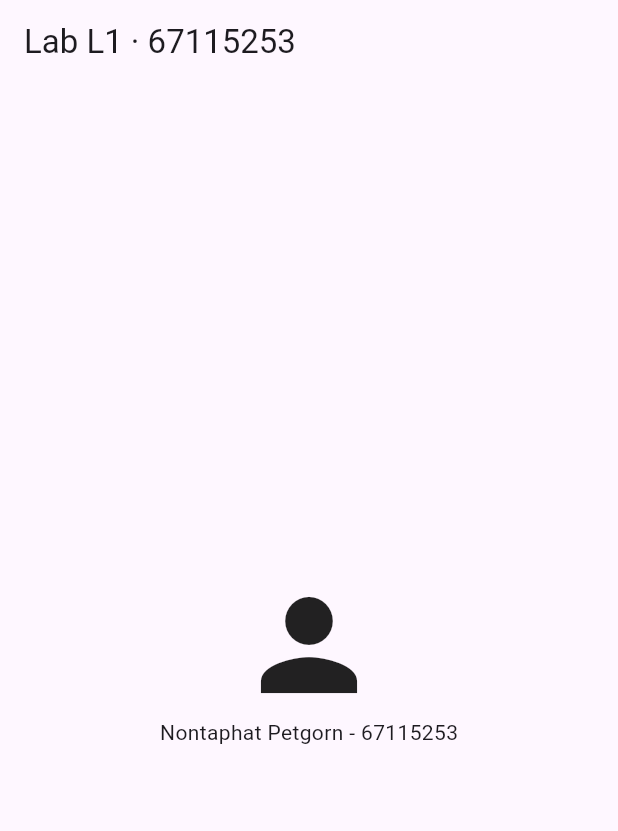
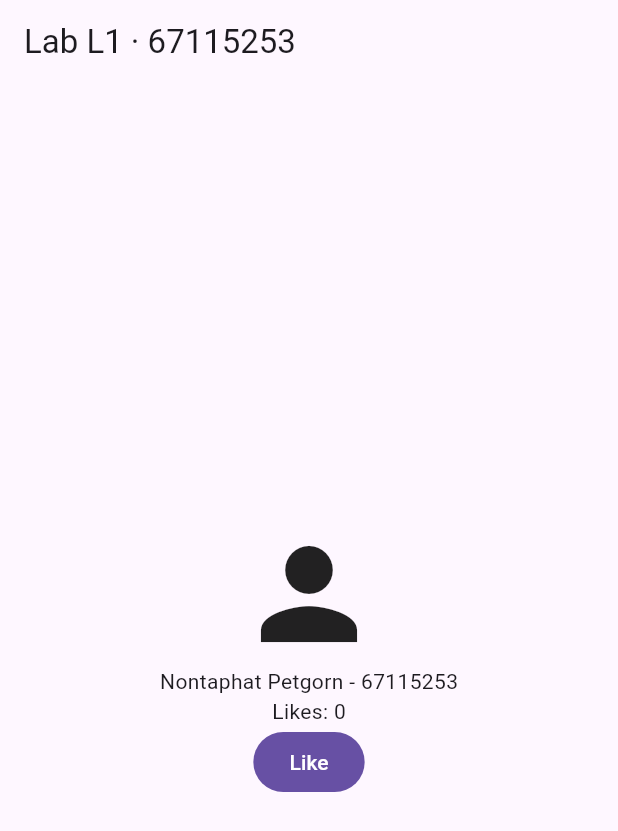
Before and after one commit to peet480312/lab01_profile, a Flutter app: the screen it shows after launch, on a phone screen of 412 x 824 dp. Shown: the top 831 px of the screen. Run offline on Flutter 3.47's test engine with Material 3 defaults, Android fonts, the phone set to English and light mode, and no system bars.

Commit message:
Add like counter with setState

```diff
--- a/lib/main.dart
+++ b/lib/main.dart
@@ -4,19 +4,33 @@ void main() => runApp(
   const MaterialApp(home: HomePage()),
 );
 
-class HomePage extends StatelessWidget {
+class HomePage extends StatefulWidget {
   const HomePage({super.key});
+
+  @override
+  State<HomePage> createState() => _HomePageState();
+}
+
+class _HomePageState extends State<HomePage> {
+  int _likes = 0;
+
+  void _like() => setState(() => _likes++);
 
   @override
   Widget build(BuildContext context) {
     return Scaffold(
       appBar: AppBar(title: const Text('Lab L1 · 67115253')),
-      body: const Center(
+      body: Center(
         child: Column(
           mainAxisSize: MainAxisSize.min,
           children: [
-            Icon(Icons.person, size: 96),
-            Text('Nontaphat Petgorn - 67115253'),
+            const Icon(Icons.person, size: 96),
+            const Text('Nontaphat Petgorn - 67115253'),
+            Text('Likes: $_likes'),
+            FilledButton(
+              onPressed: _like,
+              child: const Text('Like'),
+            ),
           ],
         ),
       ),
```
